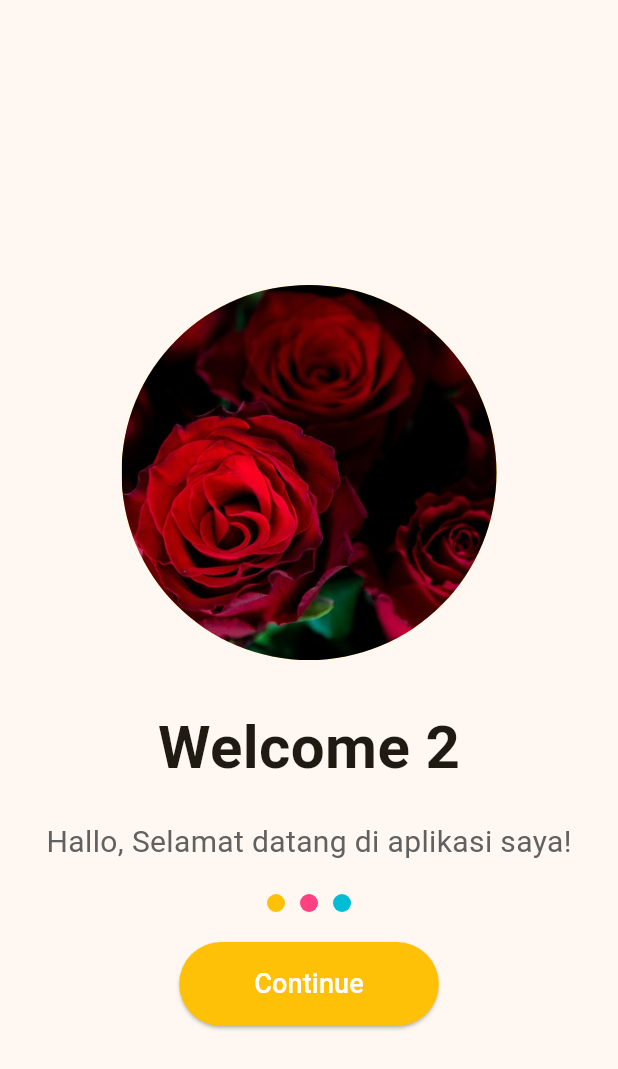
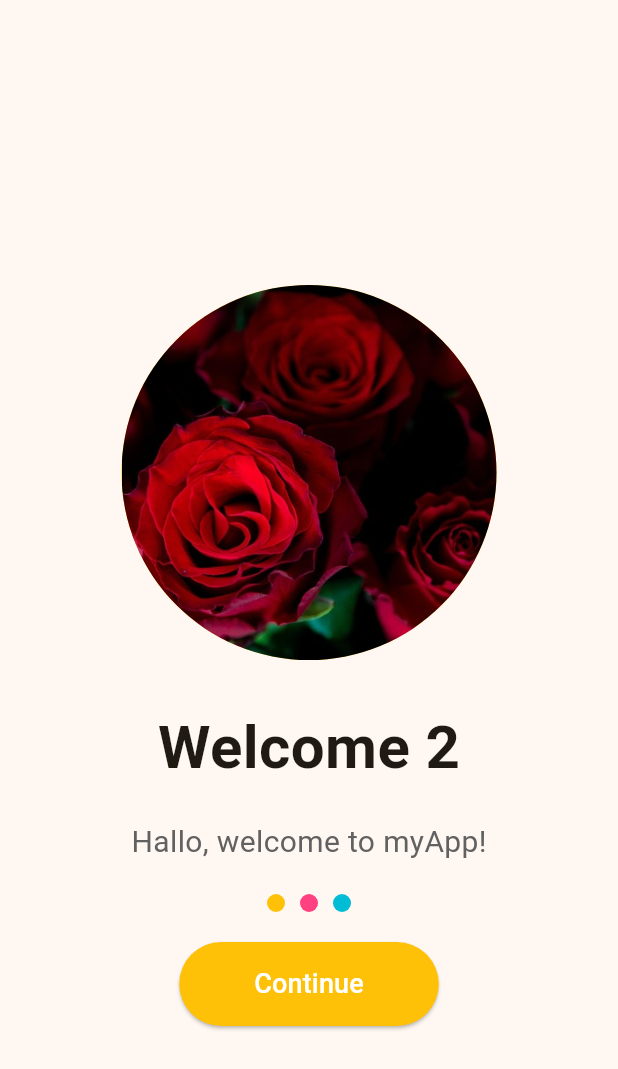
Before and after one commit to ginaa07/Latihan_Splash_Screen_week6_1123150124, a Flutter app: the screen it shows after launch, after a tap on "Continue", on a phone screen of 412 x 824 dp. Shown: the top 1069 px of the screen. Run offline on Flutter 3.47's test engine with Material 3 defaults, Android fonts, the phone set to English and light mode, and no system bars.

```diff
--- a/lib/screen/splash_screen_2.dart
+++ b/lib/screen/splash_screen_2.dart
@@ -41,7 +41,7 @@ class SplashScreen2 extends StatelessWidget {
         ),
         SizedBox(height: 20),
         Text(
-          "Hallo, Selamat datang di aplikasi saya!",
+          "Hallo, welcome to myApp!",
           style: TextStyle(
             fontSize: 20,
             color: Colors.grey[700],
```
